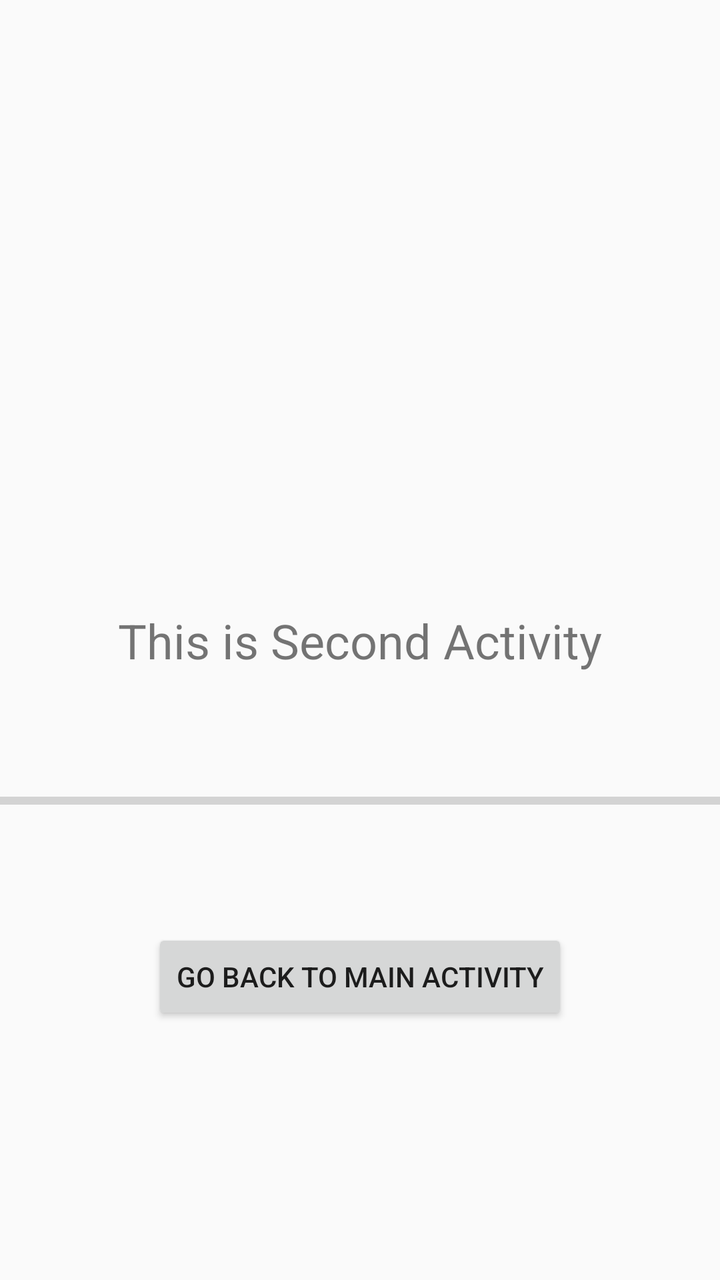
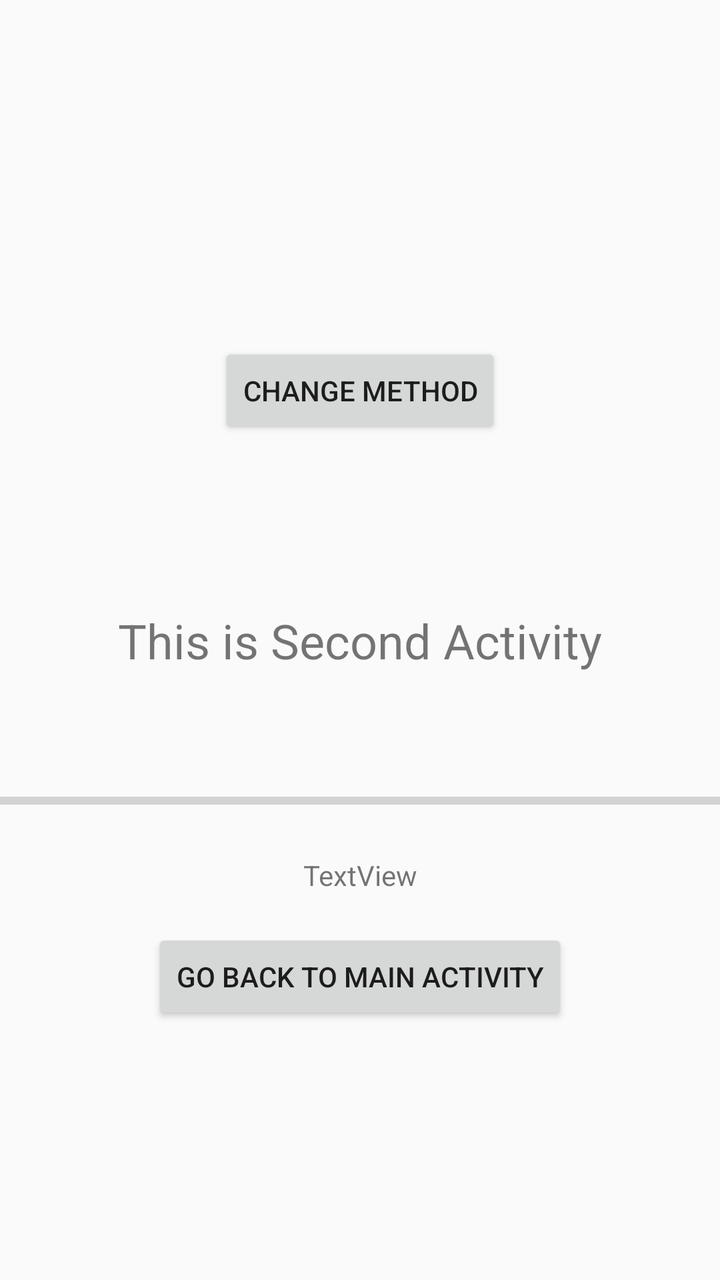

The first picture is an Android layout as it rendered before a commit; the second is the same layout after the commit. The layout source and the unified diff follow.
<!-- AndroidManifest.xml: application theme Theme.AppCompat.Light.DarkActionBar -->
<!-- res/layout/activity_second.xml -->
<?xml version="1.0" encoding="utf-8"?>
<androidx.constraintlayout.widget.ConstraintLayout xmlns:android="http://schemas.android.com/apk/res/android"
    xmlns:app="http://schemas.android.com/apk/res-auto"
    xmlns:tools="http://schemas.android.com/tools"
    android:id="@+id/linearLayout"
    android:layout_width="match_parent"
    android:layout_height="match_parent"
    android:orientation="vertical">

    <TextView
        android:id="@+id/textView"
        android:layout_width="wrap_content"
        android:layout_height="wrap_content"
        android:text="This is Second Activity"
        android:textSize="24sp"
        app:layout_constraintBottom_toBottomOf="parent"
        app:layout_constraintEnd_toEndOf="parent"
        app:layout_constraintStart_toStartOf="parent"
        app:layout_constraintTop_toTopOf="parent" />

    <Button
        android:id="@+id/button_to_main_activity"
        android:layout_width="wrap_content"
        android:layout_height="wrap_content"
        android:text="Go Back to Main Activity"
        app:layout_constraintBottom_toBottomOf="parent"
        app:layout_constraintEnd_toEndOf="parent"
        app:layout_constraintStart_toStartOf="parent"
        app:layout_constraintTop_toBottomOf="@+id/textView" />

    <ProgressBar
        android:id="@+id/mic_level_bar"
        style="?android:attr/progressBarStyleHorizontal"
        android:layout_width="match_parent"
        android:layout_height="20dp"
        android:max="100"
        android:progress="0"
        app:layout_constraintBottom_toTopOf="@+id/button_to_main_activity"
        app:layout_constraintTop_toBottomOf="@+id/textView"
        tools:layout_editor_absoluteX="0dp" />

</androidx.constraintlayout.widget.ConstraintLayout>
<!-- resources referenced by this layout -->
<resources>

</resources>

<!-- the commit's change to res/layout/activity_second.xml (unified diff, before → after) -->
@@ -39,4 +39,24 @@
         app:layout_constraintTop_toBottomOf="@+id/textView"
         tools:layout_editor_absoluteX="0dp" />
 
+    <TextView
+        android:id="@+id/freq_view"
+        android:layout_width="wrap_content"
+        android:layout_height="wrap_content"
+        android:text="TextView"
+        app:layout_constraintBottom_toTopOf="@+id/button_to_main_activity"
+        app:layout_constraintEnd_toEndOf="parent"
+        app:layout_constraintStart_toStartOf="parent"
+        app:layout_constraintTop_toBottomOf="@+id/mic_level_bar" />
+
+    <Button
+        android:id="@+id/method_button"
+        android:layout_width="wrap_content"
+        android:layout_height="wrap_content"
+        android:text="Change method"
+        app:layout_constraintBottom_toTopOf="@+id/mic_level_bar"
+        app:layout_constraintEnd_toEndOf="parent"
+        app:layout_constraintStart_toStartOf="parent"
+        app:layout_constraintTop_toTopOf="parent" />
+
 </androidx.constraintlayout.widget.ConstraintLayout>
